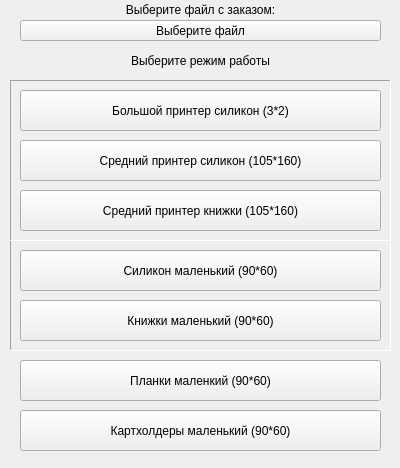
Old version of the form archive/PrintHelper/ui/printHelperUI.ui in the repository gora5624/Python.
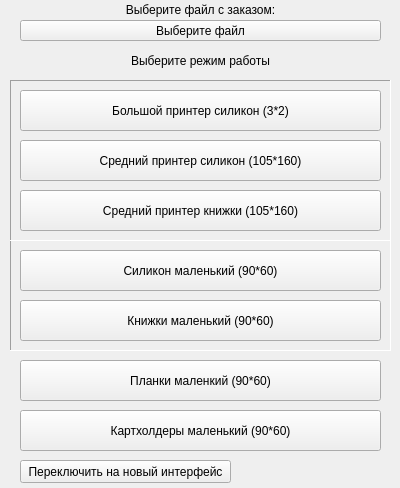
New version of the form.

The edit to the form file:
```diff
--- a/archive/PrintHelper/ui/printHelperUI.ui
+++ b/archive/PrintHelper/ui/printHelperUI.ui
@@ -7,7 +7,7 @@
     <x>0</x>
     <y>0</y>
     <width>400</width>
-    <height>468</height>
+    <height>488</height>
    </rect>
   </property>
   <property name="windowTitle">
@@ -223,6 +223,19 @@
     </property>
    </widget>
   </widget>
+  <widget class="QPushButton" name="oldNewButt">
+   <property name="geometry">
+    <rect>
+     <x>20</x>
+     <y>460</y>
+     <width>211</width>
+     <height>23</height>
+    </rect>
+   </property>
+   <property name="text">
+    <string>Переключить на новый интерфейс</string>
+   </property>
+  </widget>
   <zorder>frame_2</zorder>
   <zorder>frame</zorder>
   <zorder>selectFileButt</zorder>
```
Left out of the diff: 1 changed line with no effect on the pictures.
